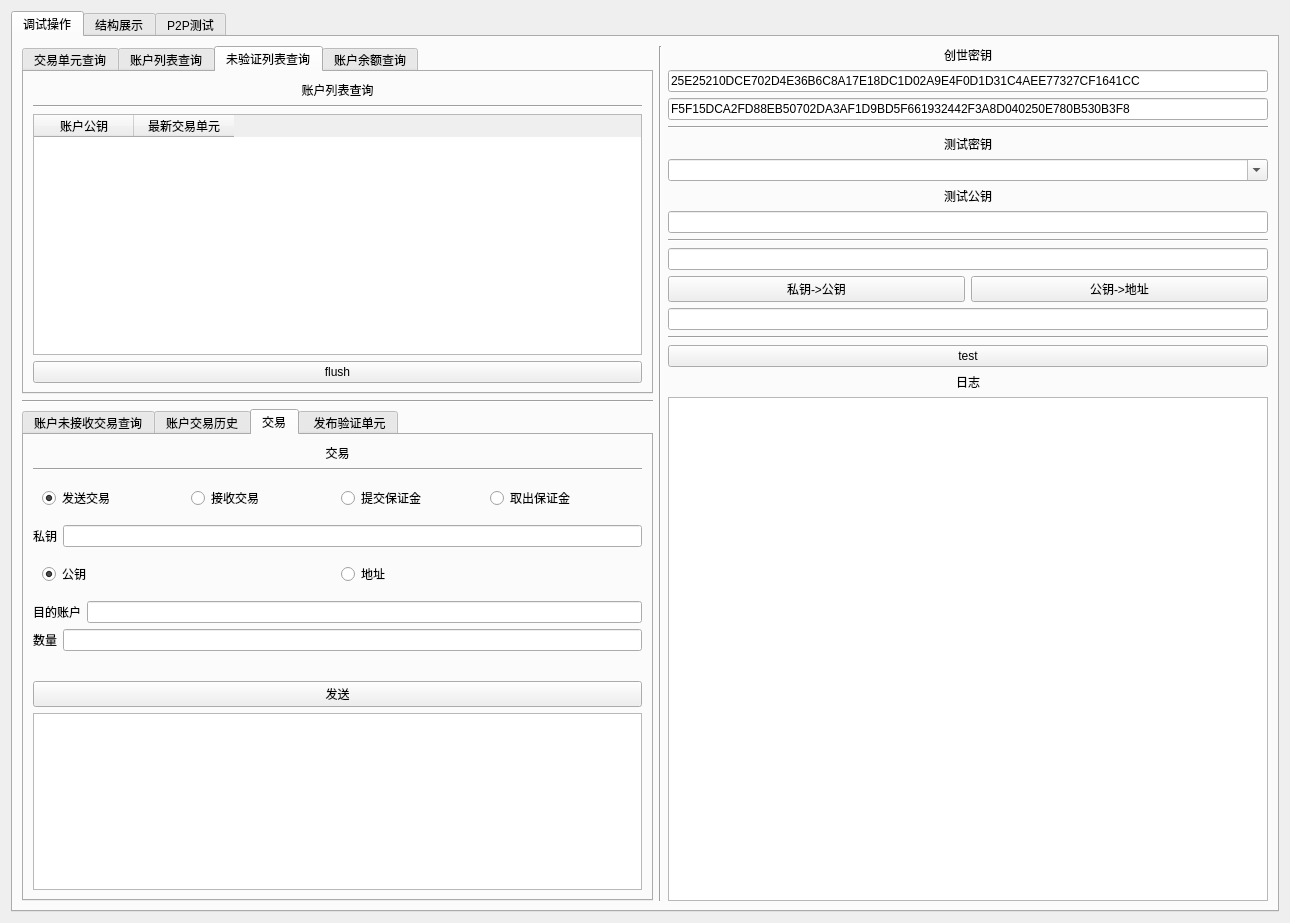
The window that examples/store_example_main_widget.ui (Ambr-org/Ambr) describes before a commit, drawn with Qt 5.
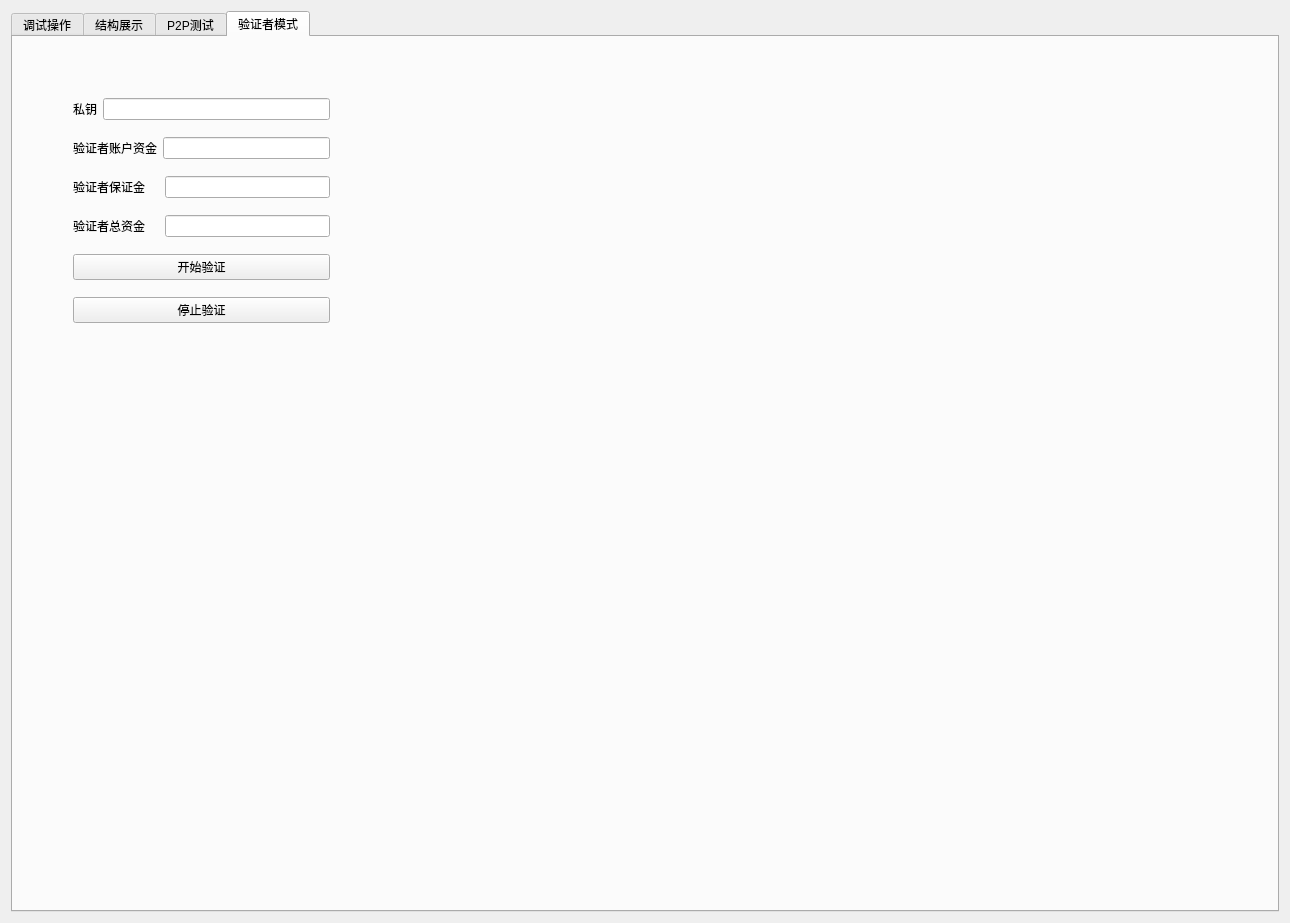
The same window after the commit. The open tabs and pages were chosen to show the change.

```diff
--- a/examples/store_example_main_widget.ui
+++ b/examples/store_example_main_widget.ui
@@ -17,7 +17,7 @@
    <item>
     <widget class="QTabWidget" name="tabMain">
      <property name="currentIndex">
-      <number>0</number>
+      <number>3</number>
      </property>
      <widget class="QWidget" name="tab_7">
       <attribute name="title">
@@ -1906,6 +1906,93 @@
        </layout>
       </widget>
      </widget>
+     <widget class="QWidget" name="tab_12">
+      <attribute name="title">
+       <string>验证者模式</string>
+      </attribute>
+      <widget class="QWidget" name="">
+       <property name="geometry">
+        <rect>
+         <x>60</x>
+         <y>50</y>
+         <width>257</width>
+         <height>251</height>
+        </rect>
+       </property>
+       <layout class="QVBoxLayout" name="verticalLayout_33">
+        <item>
+         <layout class="QHBoxLayout" name="horizontalLayout_47">
+          <item>
+           <widget class="QLabel" name="label_35">
+            <property name="text">
+             <string>私钥</string>
+            </property>
+           </widget>
+          </item>
+          <item>
+           <widget class="QLineEdit" name="edtMVSPriv"/>
+          </item>
+         </layout>
+        </item>
+        <item>
+         <layout class="QHBoxLayout" name="horizontalLayout_44">
+          <item>
+           <widget class="QLabel" name="label_34">
+            <property name="text">
+             <string>验证者账户资金</string>
+            </property>
+           </widget>
+          </item>
+          <item>
+           <widget class="QLineEdit" name="edtMVSBalacne"/>
+          </item>
+         </layout>
+        </item>
+        <item>
+         <layout class="QHBoxLayout" name="horizontalLayout_45">
+          <item>
+           <widget class="QLabel" name="label_47">
+            <property name="text">
+             <string>验证者保证金    </string>
+            </property>
+           </widget>
+          </item>
+          <item>
+           <widget class="QLineEdit" name="lineEdit_3"/>
+          </item>
+         </layout>
+        </item>
+        <item>
+         <layout class="QHBoxLayout" name="horizontalLayout_46">
+          <item>
+           <widget class="QLabel" name="label_48">
+            <property name="text">
+             <string>验证者总资金    </string>
+            </property>
+           </widget>
+          </item>
+          <item>
+           <widget class="QLineEdit" name="lineEdit_4"/>
+          </item>
+         </layout>
+        </item>
+        <item>
+         <widget class="QPushButton" name="pushButton_2">
+          <property name="text">
+           <string>开始验证</string>
+          </property>
+         </widget>
+        </item>
+        <item>
+         <widget class="QPushButton" name="pushButton_3">
+          <property name="text">
+           <string>停止验证</string>
+          </property>
+         </widget>
+        </item>
+       </layout>
+      </widget>
+     </widget>
     </widget>
    </item>
   </layout>
```
Left out of the diff: 4 changed lines with no effect on the pictures.
